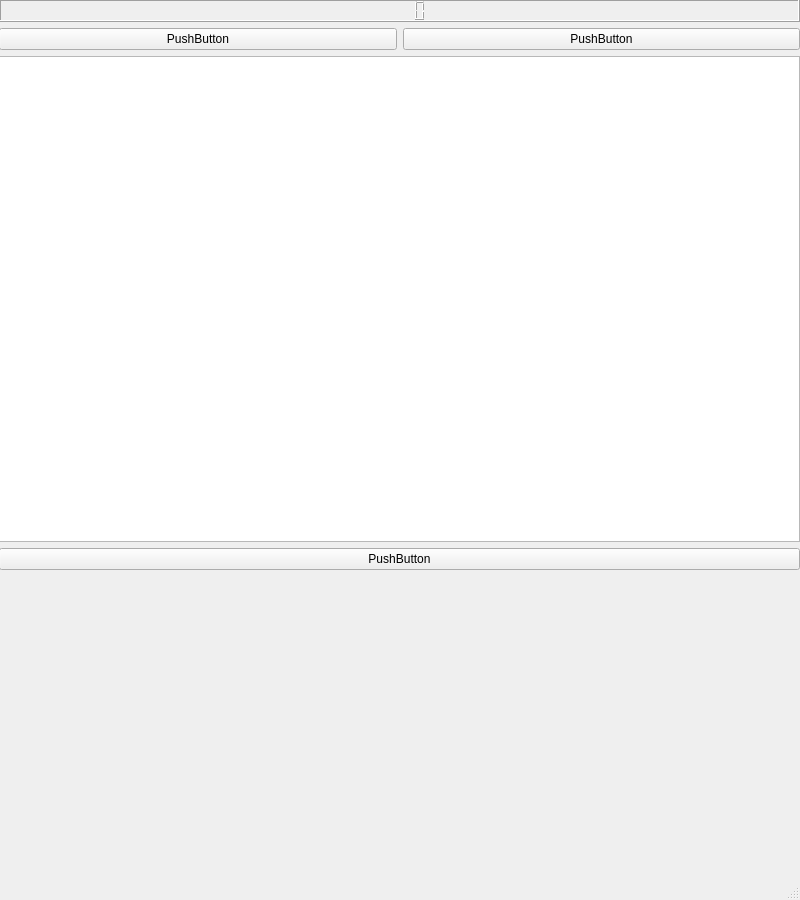
This is chronomaitre.ui in KuKaRaCHa-gg/ChronoMaitre as Qt 5 draws it before an edit. The edited form follows.
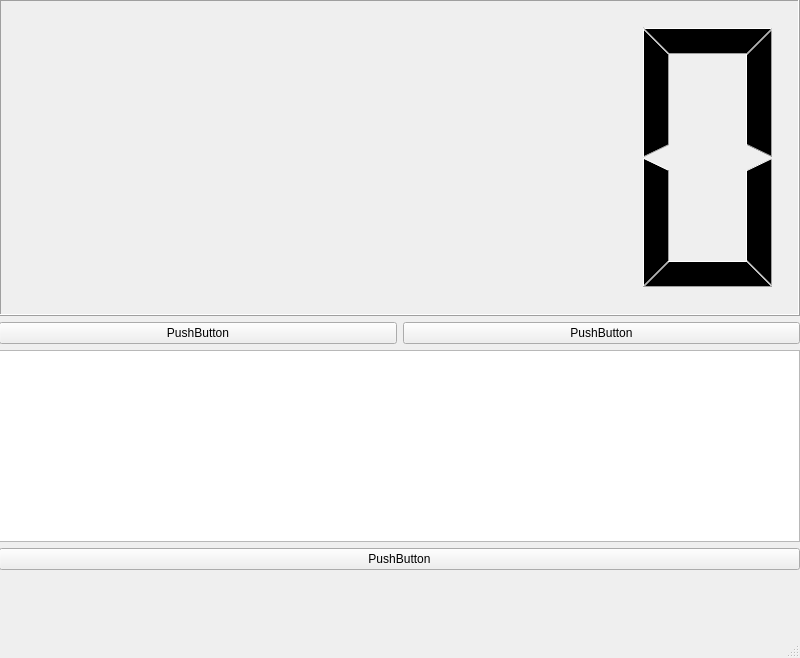
This is the edited form.

Diff of the .ui file:
```diff
--- a/chronomaitre.ui
+++ b/chronomaitre.ui
@@ -7,7 +7,7 @@
     <x>0</x>
     <y>0</y>
     <width>800</width>
-    <height>900</height>
+    <height>658</height>
    </rect>
   </property>
   <property name="windowTitle">
@@ -46,7 +46,14 @@
       </layout>
      </item>
      <item>
-      <widget class="QTableView" name="tableView"/>
+      <widget class="QTableView" name="tableView">
+       <property name="sizePolicy">
+        <sizepolicy hsizetype="Expanding" vsizetype="Fixed">
+         <horstretch>0</horstretch>
+         <verstretch>0</verstretch>
+        </sizepolicy>
+       </property>
+      </widget>
      </item>
      <item>
       <widget class="QPushButton" name="pushButton_3">
```
